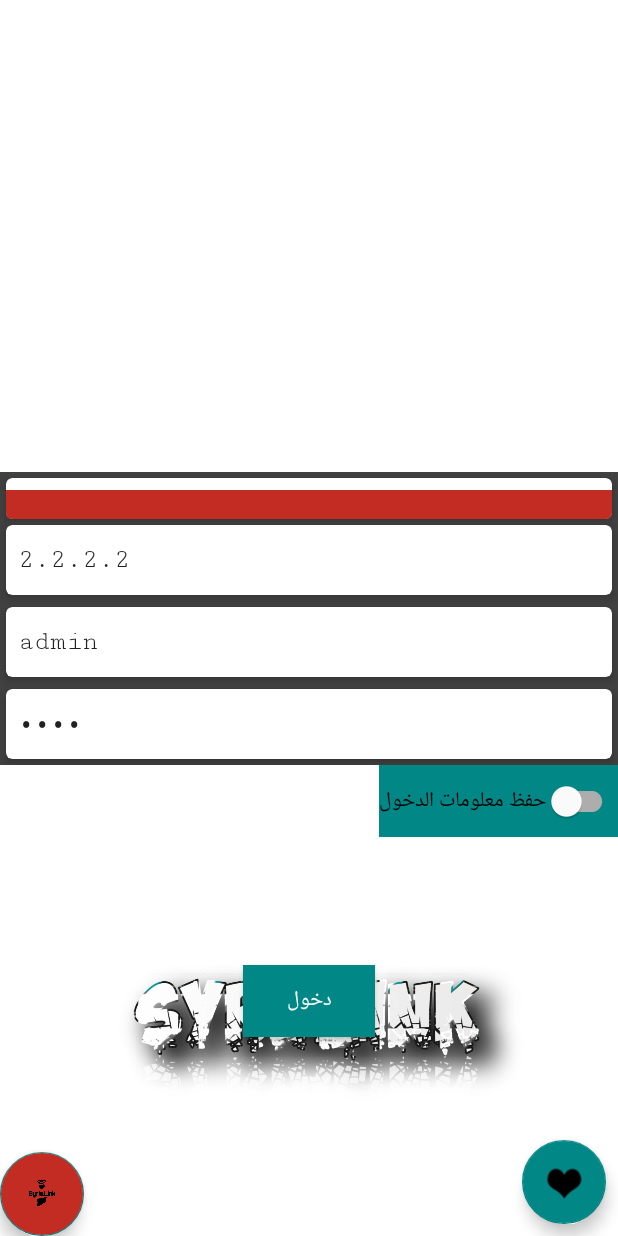
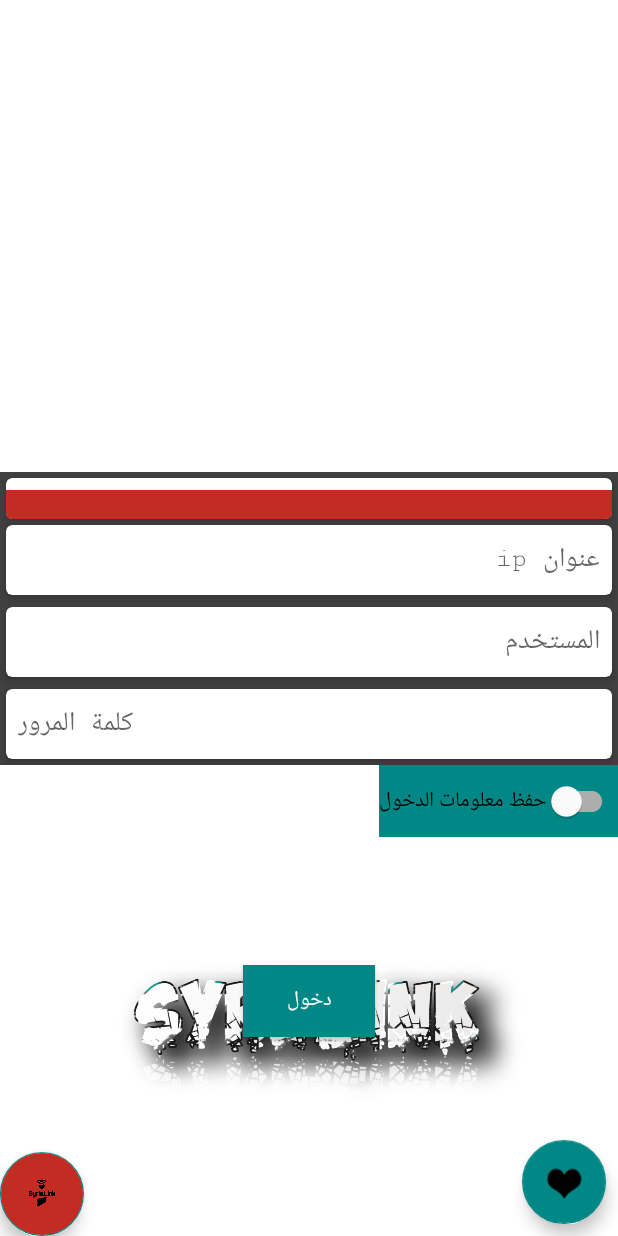
Before and after one commit to iyadfawwaz/termiLast, an Android app: the screen it shows after launch (LoginActivity), after a tap on "Ser", on a phone screen of 412 x 824 dp. Run offline under Robolectric (Android 15) with nearby library versions, the phone set to English and light mode, and no system bars; our stand-ins replace Firebase (no records; nobody signed in at launch, a user with empty details on screens opened directly); 2 statements that could not run were skipped.

Commit message:
update middleNight

```diff
--- a/app/src/main/java/sy/iyad/server/Activities/MainActivity.java
+++ b/app/src/main/java/sy/iyad/server/Activities/MainActivity.java
@@ -26,6 +26,7 @@ import static sy.iyad.server.ServerInformations.RUNNING_TRUE;
 import static sy.iyad.server.ServerInformations.UPTIME_COMMAND;
 import static sy.iyad.server.ServerInformations.VOLTAGE_COMMAND;
 import static sy.iyad.server.Utils.ServerInfo.ETHER;
+import static sy.iyad.server.Utils.ServerInfo.SKIPPING;
 
 
 public class MainActivity extends AppCompatActivity {
@@ -156,7 +157,7 @@ public class MainActivity extends AppCompatActivity {
 
         disco = findViewById(R.id.dis);
 
-        if (getIntent().getAction().equals(ACTION_RUN)){
+        if (SKIPPING.equals(ACTION_RUN)){
             startLogging();
         }
 
--- a/app/src/main/java/sy/iyad/server/LoginActivity.java
+++ b/app/src/main/java/sy/iyad/server/LoginActivity.java
@@ -4,6 +4,7 @@ package sy.iyad.server;
 import android.Manifest;
 import android.annotation.SuppressLint;
 import android.content.Intent;
+import android.content.SharedPreferences;
 import android.graphics.Color;
 import android.os.Build;
 import android.os.Bundle;
@@ -39,9 +40,7 @@ import static sy.iyad.server.ServerInformations.ADMIN;
 import static sy.iyad.server.ServerInformations.ETHERSNAME_COMMAND;
 import static sy.iyad.server.ServerInformations.IP;
 import static sy.iyad.server.ServerInformations.PASSWORD;
-import static sy.iyad.server.Utils.ServerInfo.ETHER;
-import static sy.iyad.server.Utils.ServerInfo.VIP;
-import static sy.iyad.server.Utils.ServerInfo.isRegistered;
+import static sy.iyad.server.Utils.ServerInfo.*;
 
 
 public class LoginActivity extends AppCompatActivity {
@@ -51,12 +50,15 @@ public class LoginActivity extends AppCompatActivity {
     public static final String ACTION_LOGIN = "AcXFU2M0842021";
     public static final String ACTION_RUN = "ArXFU2M0842021";
 
+    public static final String SHARED_KEY="Sk0842021ChineScood";
+
     EditText admin,ip,pass;
     Button login;
     TextView textView;
     SwitchMaterial switchMaterial;
 
     FloatingActionButton actionButton,registerToken;
+
 
     protected void onCreate(Bundle savedInstanceState) {
         super.onCreate(savedInstanceState);
@@ -66,7 +68,7 @@ public class LoginActivity extends AppCompatActivity {
         }
         Intent intent = getIntent();
         if (intent.getAction().equals(ACTION_LOGIN)){
-            doLogin(intent.getStringExtra("ip"),intent.getStringExtra("admin"),intent.getStringExtra("password"),ACTION_RUN);
+            doLogin(loadInfo("ip"),loadInfo("admin"),loadInfo("password"),ACTION_RUN);
         }
 
         setContentView( R.layout.activity_login);
@@ -82,7 +84,7 @@ public class LoginActivity extends AppCompatActivity {
             switchMaterial = findViewById(R.id.switch1);
 
             requerPerms();
-            laodInfo();
+            laodMainInfo();
 
             login.setOnClickListener(v ->  {
 
@@ -101,9 +103,9 @@ public class LoginActivity extends AppCompatActivity {
                                      });
 
             actionButton.setOnClickListener(v ->  {
-                    ip.setText(IP);
-                    admin.setText(ADMIN);
-                    pass.setText(PASSWORD);
+                    ip.setText(loadInfo("ip"));
+                    admin.setText(loadInfo("admin"));
+                    pass.setText(loadInfo("password"));
 
             });
             actionButton.setOnLongClickListener(v -> {
@@ -137,7 +139,7 @@ public class LoginActivity extends AppCompatActivity {
     }
 
 
-    private void laodInfo() {
+    private void laodMainInfo() {
         ip.setText(IP);
         admin.setText(ADMIN);
         pass.setText("");
@@ -151,6 +153,7 @@ public class LoginActivity extends AppCompatActivity {
                 loadSetupInfo(aips,aadmins,apasss);
                 showHappens("success as : "+ api.toString());
                 getEtherNameAndSaveToServerInfo();
+                SKIPPING = action;
                 Intent intent = new Intent(LoginActivity.this, MainActivity.class);
                 intent.setAction(action);
                 startActivity(intent);
@@ -218,21 +221,42 @@ public class LoginActivity extends AppCompatActivity {
     private void showHappens( String message) {
 
         Toast toast = Toast.makeText(getApplicationContext(),message,Toast.LENGTH_LONG);
-        View view = toast.getView();
-        view.setBackgroundColor(Color.RED);
-        toast.setView(view);
-        toast.setGravity(Gravity.BOTTOM,0,0);
-        toast.setMargin(getResources().getDimension(R.dimen.d5),getResources().getDimension(R.dimen.d4));
+       // View view = toast.getDuration();
+       // view.setBackgroundColor(Color.RED);
+       // toast.setView(view);
+
+        toast.setGravity(Gravity.CENTER_HORIZONTAL|Gravity.TOP,0,0);
+        toast.setMargin(getResources().getDimension(R.dimen.d5),getResources().getDimension(R.dimen.d5));
         toast.show();
     }
+
+    private String loadInfo(@NonNull String key){
+      SharedPreferences sharedPreferences =  getSharedPreferences(SHARED_KEY,MODE_PRIVATE);
+      return sharedPreferences.getString(key,null);
+
+    }
+
+
+    private void saveInfo(@NonNull String key,@NonNull String value){
+
+        SharedPreferences sharedPreferences = getSharedPreferences(SHARED_KEY,MODE_PRIVATE);
+        SharedPreferences.Editor editor = sharedPreferences.edit();
+        editor.putString(key,value);
+        editor.apply();
+    }
+
 
     @SuppressLint("SetTextI18n")
     private void loadSetupInfo(@NonNull String ip, @NonNull String username, @NonNull String password){
 
        // if (switchMaterial.isChecked()) {
+
             IP = ip;
             ADMIN = username;
             PASSWORD = password;
+            saveInfo("ip",ip);
+            saveInfo("admin",username);
+            saveInfo("password",password);
       //  }
         JSONObject jsonObject = new JSONObject();
         try {
--- a/app/src/main/java/sy/iyad/server/Utils/ServerInfo.java
+++ b/app/src/main/java/sy/iyad/server/Utils/ServerInfo.java
@@ -11,5 +11,6 @@ public class ServerInfo {
     public static volatile boolean isRegistered = true;
     public static String[] ETHER = new String[13];
     public static int VIP = 0xFFC22B55;
+    public static String SKIPPING = "SKIPPED";
 
 }
```
